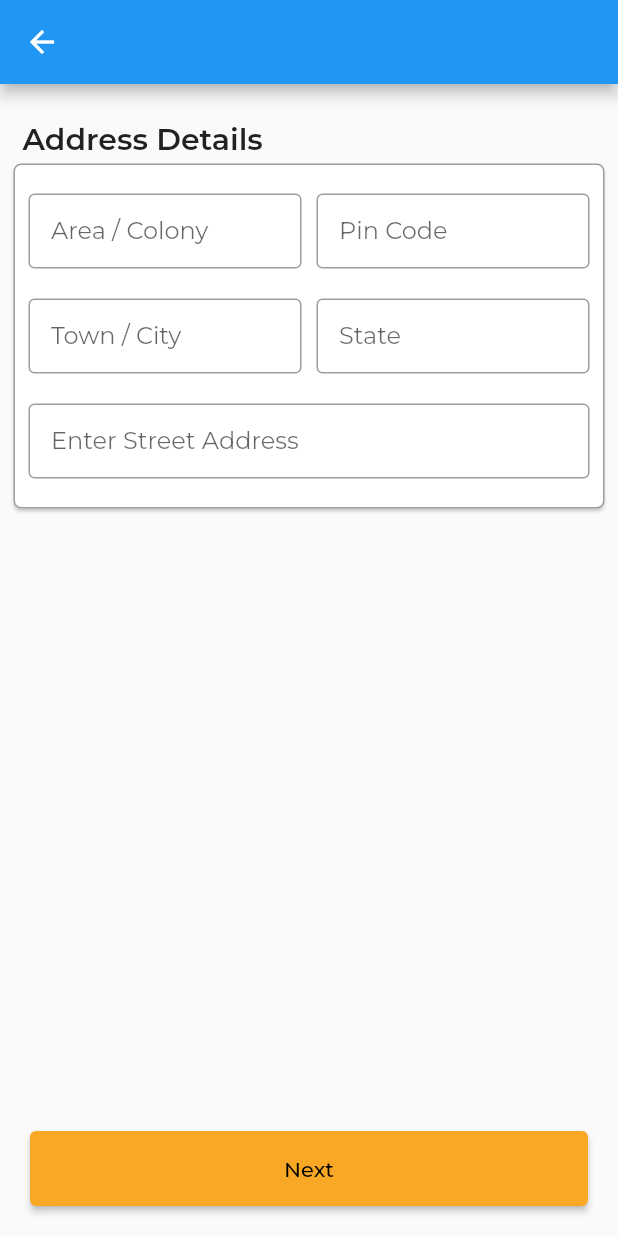
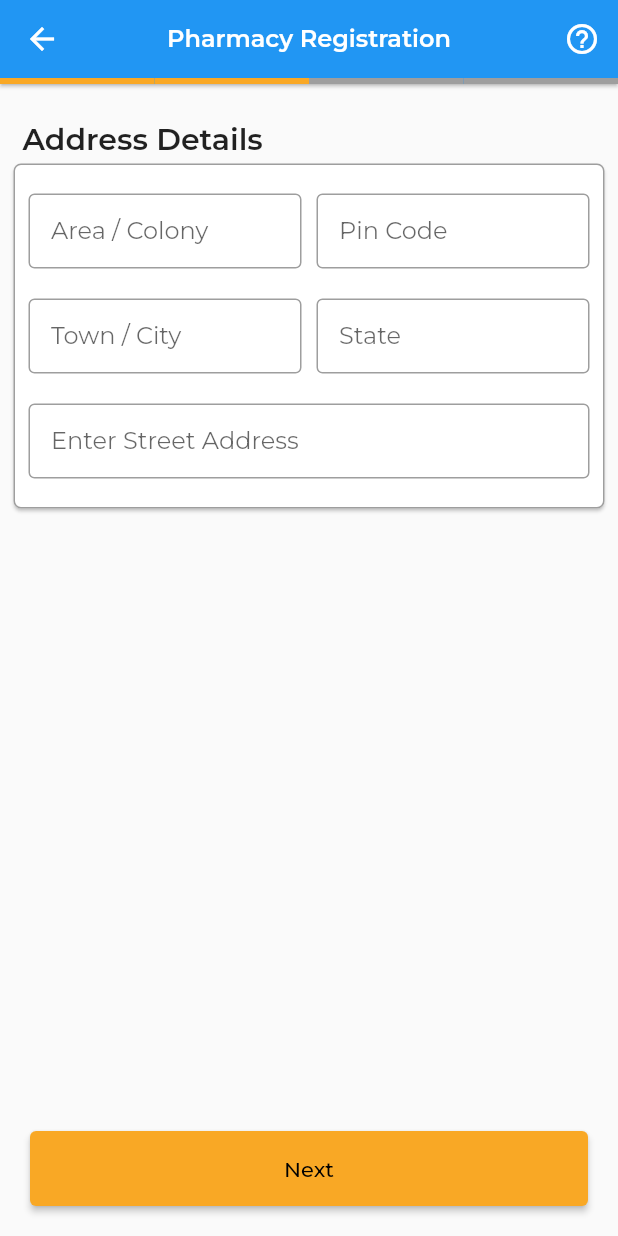
Before and after one commit to gauravmehta13/FastMeds-Partner, a Flutter app: the PharmacyOnBoarding screen opened directly, after a tap on "Next", on a phone screen of 412 x 824 dp. Run offline on Flutter 3.47's test engine with Material 2 defaults, Android fonts, the phone set to English and light mode, and no system bars; our stand-ins replace cloud_firestore, dio, dropdown_search, firebase_analytics, firebase_auth, firebase_core and 9 more; missing offline and left inert: feature_discovery, geoflutterfire, syncfusion_flutter_maps; accounts and stored records are empty; network calls fail; statements that could not run were skipped.

Commit message:
added appbar

```diff
--- a/lib/Screens/Pharmacy/Onboarding/Address Page.dart
+++ b/lib/Screens/Pharmacy/Onboarding/Address Page.dart
@@ -2,6 +2,7 @@ import 'dart:async';
 import 'package:dio/dio.dart';
 import 'package:fastmeds/Constants/Constants.dart';
 import 'package:fastmeds/Widgets/Loading.dart';
+import 'package:fastmeds/Widgets/Progress%20Appbar.dart';
 import 'package:flutter/material.dart';
 
 import 'package:location/location.dart';
@@ -76,7 +77,7 @@ class _AddressState extends State<Address> {
             ),
           ),
         ),
-        appBar: AppBar(),
+        appBar: myAppBar(3, "Pharmacy Registration", context),
         body: SingleChildScrollView(
             child: Form(
                 key: _formKey,
--- a/lib/Screens/Pharmacy/Onboarding/Pharmacy Onboarding..dart
+++ b/lib/Screens/Pharmacy/Onboarding/Pharmacy Onboarding..dart
@@ -4,6 +4,7 @@ import 'package:fastmeds/Constants/Districts.dart';
 import 'package:fastmeds/Screens/Pharmacy/Onboarding/Address%20Page.dart';
 import 'package:fastmeds/Screens/Pharmacy/PharmacyHome.dart';
 import 'package:fastmeds/Widgets/Loading.dart';
+import 'package:fastmeds/Widgets/Progress%20Appbar.dart';
 import 'package:fastmeds/models/database.dart';
 import 'package:feature_discovery/feature_discovery.dart';
 import 'package:flutter/foundation.dart';
@@ -135,17 +136,7 @@ class _PharmacyOnBoardingState extends State<PharmacyOnBoarding> {
   @override
   Widget build(BuildContext context) {
     return Scaffold(
-        appBar: AppBar(
-          title: Text(
-            "Pharmacy Registration",
-            style: GoogleFonts.montserrat(
-                fontWeight: FontWeight.w600, fontSize: 16),
-          ),
-          centerTitle: true,
-          actions: [
-            IconButton(onPressed: () {}, icon: Icon(Icons.help_outline))
-          ],
-        ),
+        appBar: myAppBar(2, "Pharmacy Registration", context),
         key: _scaffoldKey,
         bottomNavigationBar: Container(
           padding: EdgeInsets.fromLTRB(20, 5, 20, 20),
--- /dev/null
+++ b/lib/Widgets/Progress Appbar.dart
@@ -0,0 +1,29 @@
+import 'package:flutter/cupertino.dart';
+import 'package:flutter/material.dart';
+import 'package:google_fonts/google_fonts.dart';
+
+import 'ProgressBar.dart';
+
+PreferredSizeWidget? myAppBar(step, title, context) {
+  return PreferredSize(
+    preferredSize: Size.fromHeight(AppBar().preferredSize.height),
+    child: AppBar(
+      elevation: 1,
+      title: Text(
+        title,
+        style:
+            GoogleFonts.montserrat(fontWeight: FontWeight.w600, fontSize: 16),
+      ),
+      centerTitle: true,
+      actions: [IconButton(onPressed: () {}, icon: Icon(Icons.help_outline))],
+      bottom: PreferredSize(
+        preferredSize: Size(double.infinity, 10.0),
+        child: StepProgressView(
+            width: MediaQuery.of(context).size.width,
+            curStep: step,
+            color: Color(0xFFf9a825),
+            titles: ["", "", "", "", ""]),
+      ),
+    ),
+  );
+}
--- /dev/null
+++ b/lib/Widgets/ProgressBar.dart
@@ -0,0 +1,56 @@
+import 'package:flutter/cupertino.dart';
+import 'package:flutter/material.dart';
+
+class StepProgressView extends StatelessWidget {
+  final double _width;
+  final List<String> _titles;
+  final int _curStep;
+  final Color _activeColor;
+  final Color _inactiveColor = Colors.grey;
+  final double lineWidth = 4.0;
+
+  StepProgressView(
+      {Key? key,
+      @required int? curStep,
+      List<String>? titles,
+      @required double? width,
+      @required Color? color})
+      : _titles = titles!,
+        _curStep = curStep!,
+        _width = width!,
+        _activeColor = color!,
+        assert(width > 0),
+        super(key: key);
+
+  Widget build(BuildContext context) {
+    return Container(
+        width: this._width,
+        child: Column(
+          children: <Widget>[
+            Row(
+              children: _iconViews(),
+            ),
+          ],
+        ));
+  }
+
+  List<Widget> _iconViews() {
+    var list = <Widget>[];
+    _titles.asMap().forEach((i, icon) {
+      var lineColor = _curStep > i + 1 ? _activeColor : _inactiveColor;
+
+      list.add(Container());
+
+      //line between icons
+      if (i != _titles.length - 1) {
+        list.add(Expanded(
+            child: Container(
+          height: lineWidth,
+          color: lineColor,
+        )));
+      }
+    });
+
+    return list;
+  }
+}
```
